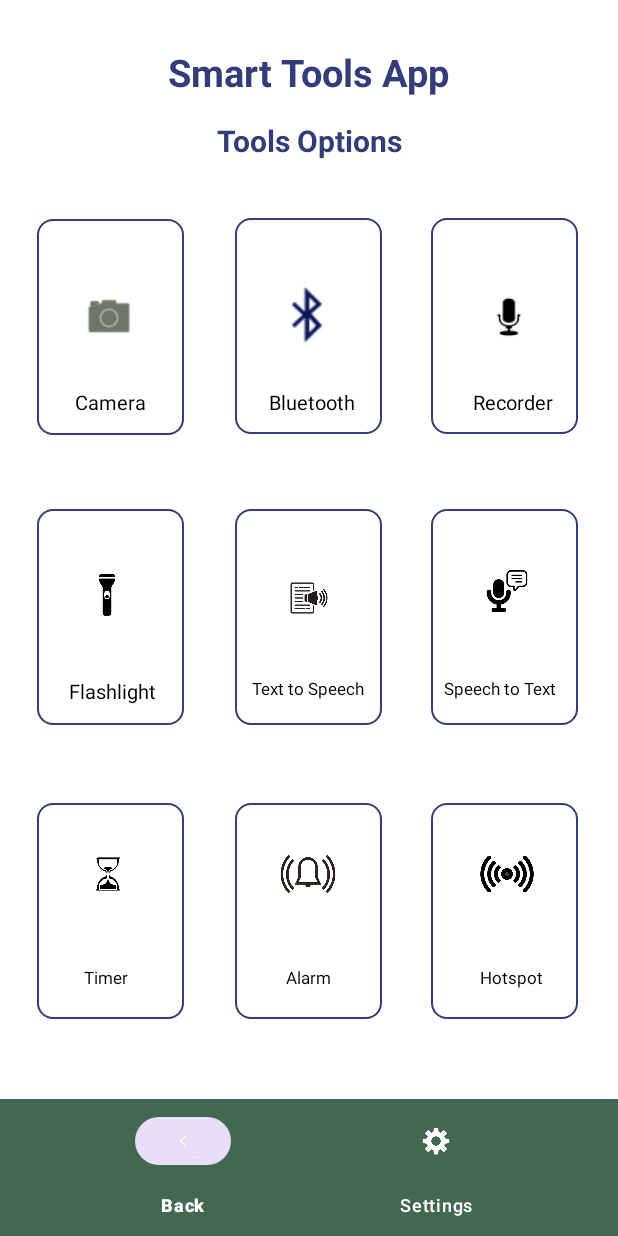
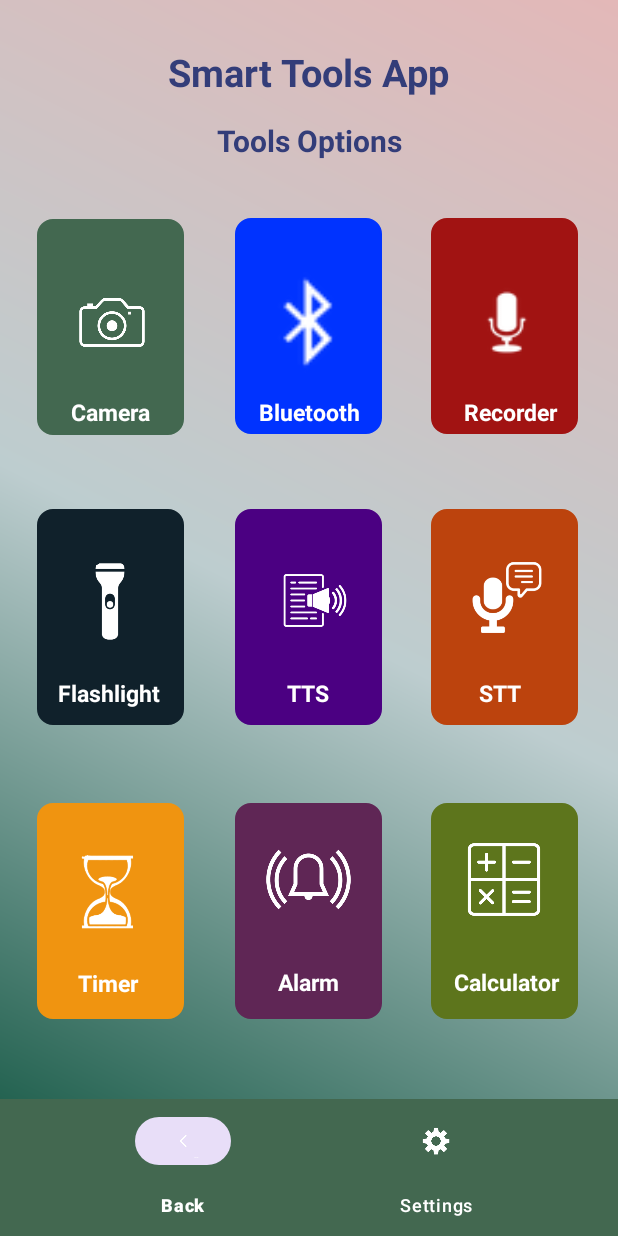
Before and after one commit to nzlgrce/TOOLS_APP, an Android app: the screen it shows after launch (MainActivity), on a phone screen of 412 x 824 dp. Run offline under Robolectric (Android 15) with nearby library versions, the phone set to English and light mode, and no system bars.

Commit message:
initial commit

```diff
--- a/app/build.gradle.kts
+++ b/app/build.gradle.kts
@@ -39,6 +39,7 @@ dependencies {
     implementation(libs.constraintlayout)
     implementation(libs.gridlayout)
     implementation(libs.fragment)
+    implementation(libs.cardview)
     testImplementation(libs.junit)
     androidTestImplementation(libs.ext.junit)
     androidTestImplementation(libs.espresso.core)
--- a/app/src/main/AndroidManifest.xml
+++ b/app/src/main/AndroidManifest.xml
@@ -93,6 +93,9 @@
 
         <receiver android:name=".AlarmReceiver" />
 
+        <activity android:name=".CalculatorActivity"
+            android:exported="true" />
+
     </application>
 
 </manifest>
--- a/app/src/main/java/com/example/uttoapp/MainActivity.java
+++ b/app/src/main/java/com/example/uttoapp/MainActivity.java
@@ -92,5 +92,10 @@ public class MainActivity extends AppCompatActivity {
             startActivity(intent);
         });
 
+        ImageButton hotspotBtn = findViewById(R.id.imageButtonCalculator);
+        hotspotBtn.setOnClickListener(v -> {
+            Intent intent = new Intent(MainActivity.this, CalculatorActivity.class);
+            startActivity(intent);
+        });
     }
 }
--- /dev/null
+++ b/app/src/main/res/drawable/gradient_background.xml
@@ -0,0 +1,11 @@
+<?xml version="1.0" encoding="utf-8"?>
+<shape xmlns:android="http://schemas.android.com/apk/res/android"
+    android:shape="rectangle">
+
+    <!-- Gradient colors -->
+    <gradient
+        android:startColor="#034C36"
+        android:centerColor="#BDCDCF"
+        android:endColor="#E3B8B8"
+        android:angle="45"/>
+</shape>
--- a/app/src/main/res/layout/activity_main.xml
+++ b/app/src/main/res/layout/activity_main.xml
@@ -5,7 +5,7 @@
     android:id="@+id/main"
     android:layout_width="match_parent"
     android:layout_height="match_parent"
-    android:background="@color/white"
+    android:background="@drawable/gradient_background"
     tools:context=".MainActivity">
 
 
@@ -62,6 +62,7 @@
         android:id="@+id/viewBluetooth"
         android:layout_width="98dp"
         android:layout_height="144dp"
+        android:backgroundTint="#0033FF"
         android:background="@drawable/rounded_border"
         app:layout_constraintBottom_toBottomOf="parent"
         app:layout_constraintEnd_toEndOf="parent"
@@ -74,41 +75,41 @@
 
     <ImageButton
         android:id="@+id/imageButtonBluetooth"
-        android:layout_width="55dp"
-        android:layout_height="49dp"
+        android:layout_width="97dp"
+        android:layout_height="74dp"
         android:background="@android:color/transparent"
         android:contentDescription="@string/bluetooth"
         android:padding="3dp"
         android:scaleType="fitCenter"
         app:layout_constraintBottom_toBottomOf="parent"
         app:layout_constraintEnd_toEndOf="parent"
-        app:layout_constraintHorizontal_bias="0.497"
         app:layout_constraintStart_toStartOf="parent"
         app:layout_constraintTop_toTopOf="parent"
-        app:layout_constraintVertical_bias="0.239"
+        app:layout_constraintVertical_bias="0.237"
         app:srcCompat="@android:drawable/stat_sys_data_bluetooth"
-        app:tint="#0A1557" />
+        app:tint="@color/white" />
 
     <TextView
         android:id="@+id/textViewBluetooth"
-        android:layout_width="103dp"
-        android:layout_height="23dp"
+        android:layout_width="107dp"
+        android:layout_height="21dp"
         android:layout_marginTop="16dp"
         android:text="@string/name_bt_option"
         android:textAlignment="center"
-        android:textColor="@color/black"
-        android:textSize="13sp"
+        android:textColor="@color/white"
+        android:textSize="15sp"
+        android:textStyle="bold"
         app:layout_constraintBottom_toBottomOf="parent"
         app:layout_constraintEnd_toEndOf="parent"
-        app:layout_constraintHorizontal_bias="0.506"
         app:layout_constraintStart_toStartOf="parent"
         app:layout_constraintTop_toTopOf="parent"
-        app:layout_constraintVertical_bias="0.309" />
+        app:layout_constraintVertical_bias="0.315" />
 
     <View
         android:id="@+id/viewCamera"
         android:layout_width="98dp"
         android:layout_height="144dp"
+        android:backgroundTint="#436850"
         android:background="@drawable/rounded_border"
         app:layout_constraintBottom_toBottomOf="parent"
         app:layout_constraintEnd_toEndOf="parent"
@@ -121,41 +122,43 @@
 
     <ImageButton
         android:id="@+id/imageCameraButton"
-        android:layout_width="57dp"
-        android:layout_height="52dp"
+        android:layout_width="97dp"
+        android:layout_height="74dp"
         android:background="@android:color/transparent"
         android:contentDescription="Camera"
         android:padding="8dp"
         android:scaleType="fitCenter"
         app:layout_constraintBottom_toBottomOf="parent"
         app:layout_constraintEnd_toEndOf="parent"
-        app:layout_constraintHorizontal_bias="0.124"
+        app:layout_constraintHorizontal_bias="0.082"
         app:layout_constraintStart_toStartOf="parent"
         app:layout_constraintTop_toTopOf="parent"
-        app:layout_constraintVertical_bias="0.24"
-        app:srcCompat="@android:drawable/ic_menu_camera"
-        app:tint="#0E1804" />
+        app:layout_constraintVertical_bias="0.237"
+        app:srcCompat="@drawable/camera"
+        app:tint="@color/white" />
 
     <TextView
         android:id="@+id/textViewCamera"
-        android:layout_width="98dp"
-        android:layout_height="23dp"
+        android:layout_width="97dp"
+        android:layout_height="21dp"
         android:layout_marginTop="16dp"
         android:text="Camera"
         android:textAlignment="center"
-        android:textColor="@color/black"
-        android:textSize="13sp"
+        android:textColor="@color/white"
+        android:textSize="15sp"
+        android:textStyle="bold"
         app:layout_constraintBottom_toBottomOf="parent"
         app:layout_constraintEnd_toEndOf="parent"
         app:layout_constraintHorizontal_bias="0.079"
         app:layout_constraintStart_toStartOf="parent"
         app:layout_constraintTop_toTopOf="parent"
-        app:layout_constraintVertical_bias="0.309" />
+        app:layout_constraintVertical_bias="0.315" />
 
     <View
         android:id="@+id/viewRecorder"
         android:layout_width="98dp"
         android:layout_height="144dp"
+        android:backgroundTint="#A11312"
         android:background="@drawable/rounded_border"
         app:layout_constraintBottom_toBottomOf="parent"
         app:layout_constraintEnd_toEndOf="parent"
@@ -163,26 +166,25 @@
         app:layout_constraintHorizontal_bias="0.916"
         app:layout_constraintStart_toStartOf="parent"
         app:layout_constraintTop_toTopOf="parent"
-
         app:layout_constraintVertical_bias="0.214"
         app:layout_constraintWidth_percent="0.8" />
 
     <ImageButton
         android:id="@+id/imageRecorderButton"
-        android:layout_width="52dp"
-        android:layout_height="53dp"
+        android:layout_width="97dp"
+        android:layout_height="74dp"
         android:background="@android:color/transparent"
         android:contentDescription="Recorder"
         android:padding="8dp"
         android:scaleType="fitCenter"
         app:layout_constraintBottom_toBottomOf="parent"
         app:layout_constraintEnd_toEndOf="parent"
-        app:layout_constraintHorizontal_bias="0.871"
+        app:layout_constraintHorizontal_bias="0.92"
         app:layout_constraintStart_toStartOf="parent"
         app:layout_constraintTop_toTopOf="parent"
-        app:layout_constraintVertical_bias="0.24"
+        app:layout_constraintVertical_bias="0.237"
         app:srcCompat="@android:drawable/ic_btn_speak_now"
-        app:tint="@color/black" />
+        app:tint="@color/white" />
 
     <TextView
         android:id="@+id/textViewRecorder"
@@ -191,19 +193,21 @@
         android:layout_marginTop="16dp"
         android:text="Recorder"
         android:textAlignment="center"
-        android:textColor="@color/black"
-        android:textSize="13sp"
+        android:textColor="@color/white"
+        android:textSize="15sp"
+        android:textStyle="bold"
         app:layout_constraintBottom_toBottomOf="parent"
         app:layout_constraintEnd_toEndOf="parent"
-        app:layout_constraintHorizontal_bias="0.919"
+        app:layout_constraintHorizontal_bias="0.916"
         app:layout_constraintStart_toStartOf="parent"
         app:layout_constraintTop_toTopOf="parent"
-        app:layout_constraintVertical_bias="0.309" />
+        app:layout_constraintVertical_bias="0.316" />
 
     <View
         android:id="@+id/viewFlashlight"
         android:layout_width="98dp"
         android:layout_height="144dp"
+        android:backgroundTint="#10212B"
         android:background="@drawable/rounded_border"
         app:layout_constraintBottom_toBottomOf="parent"
         app:layout_constraintEnd_toEndOf="parent"
@@ -216,12 +220,13 @@
 
     <ImageButton
         android:id="@+id/imageButtonFlashlight"
-        android:layout_width="56dp"
-        android:layout_height="48dp"
+        android:layout_width="97dp"
+        android:layout_height="74dp"
         android:background="@android:color/transparent"
         android:contentDescription="@string/flashlight"
         android:padding="8dp"
         android:scaleType="fitCenter"
+        app:tint="@color/white"
         app:layout_constraintBottom_toBottomOf="@+id/viewFlashlight"
         app:layout_constraintEnd_toEndOf="@+id/viewFlashlight"
         app:layout_constraintHorizontal_bias="0.452"
@@ -237,11 +242,12 @@
         android:layout_marginTop="16dp"
         android:text="Flashlight"
         android:textAlignment="center"
-        android:textColor="@color/black"
-        android:textSize="13sp"
+        android:textColor="@color/white"
+        android:textSize="15sp"
+        android:textStyle="bold"
         app:layout_constraintBottom_toBottomOf="parent"
         app:layout_constraintEnd_toEndOf="parent"
-        app:layout_constraintHorizontal_bias="0.095"
+        app:layout_constraintHorizontal_bias="0.089"
         app:layout_constraintStart_toStartOf="parent"
         app:layout_constraintTop_toTopOf="parent"
         app:layout_constraintVertical_bias="0.554" />
@@ -250,6 +256,7 @@
         android:id="@+id/viewTexttoSpeech"
         android:layout_width="98dp"
         android:layout_height="144dp"
+        android:backgroundTint="#4B0082"
         android:background="@drawable/rounded_border"
         app:layout_constraintBottom_toBottomOf="parent"
         app:layout_constraintEnd_toEndOf="parent"
@@ -262,27 +269,30 @@
 
     <ImageButton
         android:id="@+id/imageButtonTextToSpeech"
-        android:layout_width="57dp"
-        android:layout_height="57dp"
+        android:layout_width="97dp"
+        android:layout_height="103dp"
         android:background="@android:color/transparent"
         android:contentDescription="Text to Speech"
         android:scaleType="fitCenter"
         app:layout_constraintBottom_toBottomOf="parent"
         app:layout_constraintEnd_toEndOf="parent"
+        app:layout_constraintHorizontal_bias="0.512"
         app:layout_constraintStart_toStartOf="parent"
         app:layout_constraintTop_toTopOf="parent"
-        app:layout_constraintVertical_bias="0.483"
-        app:srcCompat="@drawable/text_to_speech_icon" />
+        app:layout_constraintVertical_bias="0.484"
+        app:srcCompat="@drawable/text_to_speech_icon"
+        app:tint="@color/white" />
 
     <TextView
         android:id="@+id/textViewTextSpeech"
         android:layout_width="88dp"
         android:layout_height="22dp"
         android:layout_marginTop="16dp"
-        android:text="Text to Speech"
+        android:text="TTS"
         android:textAlignment="center"
-        android:textColor="@color/black"
-        android:textSize="11sp"
+        android:textColor="@color/white"
+        android:textSize="15sp"
+        android:textStyle="bold"
         app:layout_constraintBottom_toBottomOf="parent"
         app:layout_constraintEnd_toEndOf="parent"
         app:layout_constraintHorizontal_bias="0.498"
@@ -294,6 +304,7 @@
         android:id="@+id/viewSpeechtoText"
         android:layout_width="98dp"
         android:layout_height="144dp"
+        android:backgroundTint="#BC430D"
         android:background="@drawable/rounded_border"
         app:layout_constraintBottom_toBottomOf="parent"
         app:layout_constraintEnd_toEndOf="parent"
@@ -306,18 +317,19 @@
 
     <ImageButton
         android:id="@+id/imageBtnSpeechtoText"
-        android:layout_width="56dp"
-        android:layout_height="48dp"
+        android:layout_width="97dp"
+        android:layout_height="74dp"
         android:background="@android:color/transparent"
         android:contentDescription="Speech to Text"
         android:padding="5dp"
         android:scaleType="fitCenter"
+        app:tint="@color/white"
         app:layout_constraintBottom_toBottomOf="parent"
         app:layout_constraintEnd_toEndOf="parent"
-        app:layout_constraintHorizontal_bias="0.87"
+        app:layout_constraintHorizontal_bias="0.92"
         app:layout_constraintStart_toStartOf="parent"
         app:layout_constraintTop_toTopOf="parent"
-        app:layout_constraintVertical_bias="0.477"
+        app:layout_constraintVertical_bias="0.482"
         app:srcCompat="@drawable/speech_to_text" />
 
     <TextView
@@ -325,10 +337,11 @@
         android:layout_width="88dp"
         android:layout_height="22dp"
         android:layout_marginTop="16dp"
-        android:text="Speech to Text"
+        android:text="STT"
         android:textAlignment="center"
-        android:textColor="@color/black"
-        android:textSize="11sp"
+        android:textColor="@color/white"
+        android:textSize="15sp"
+        android:textStyle="bold"
         app:layout_constraintBottom_toBottomOf="parent"
         app:layout_constraintEnd_toEndOf="parent"
         app:layout_constraintHorizontal_bias="0.894"
@@ -340,6 +353,7 @@
         android:id="@+id/viewTimer"
         android:layout_width="98dp"
         android:layout_height="144dp"
+        android:backgroundTint="#F09410"
         android:background="@drawable/rounded_border"
         app:layout_constraintBottom_toBottomOf="parent"
         app:layout_constraintEnd_toEndOf="parent"
@@ -353,19 +367,20 @@
 
     <ImageButton
         android:id="@+id/imageButtonTimer"
-        android:layout_width="56dp"
-        android:layout_height="48dp"
+        android:layout_width="98dp"
+        android:layout_height="89dp"
         android:background="@android:color/transparent"
         android:contentDescription="Timer"
-        android:padding="6dp"
+        android:padding="5dp"
         android:scaleType="fitCenter"
         app:layout_constraintBottom_toBottomOf="parent"
         app:layout_constraintEnd_toEndOf="parent"
-        app:layout_constraintHorizontal_bias="0.123"
+        app:layout_constraintHorizontal_bias="0.073"
         app:layout_constraintStart_toStartOf="parent"
         app:layout_constraintTop_toTopOf="parent"
-        app:layout_constraintVertical_bias="0.72"
-        app:srcCompat="@drawable/timer_app" />
+        app:layout_constraintVertical_bias="0.749"
+        app:srcCompat="@drawable/timer_app"
+        app:tint="@color/white" />
 
     <TextView
         android:id="@+id/textViewTimer"
@@ -374,19 +389,21 @@
         android:layout_marginTop="16dp"
         android:text="Timer"
         android:textAlignment="center"
-        android:textColor="@color/black"
-        android:textSize="11sp"
+        android:textColor="@color/white"
+        android:textSize="15sp"
+        android:textStyle="bold"
         app:layout_constraintBottom_toBottomOf="parent"
         app:layout_constraintEnd_toEndOf="parent"
-        app:layout_constraintHorizontal_bias="0.078"
+        app:layout_constraintHorizontal_bias="0.081"
         app:layout_constraintStart_toStartOf="parent"
         app:layout_constraintTop_toTopOf="parent"
-        app:layout_constraintVertical_bias="0.798" />
+        app:layout_constraintVertical_bias="0.799" />
 
     <View
         android:id="@+id/viewAlarm"
         android:layout_width="98dp"
         android:layout_height="144dp"
+        android:backgroundTint="#5F2655"
         android:background="@drawable/rounded_border"
         app:layout_constraintBottom_toBottomOf="parent"
         app:layout_constraintEnd_toEndOf="parent"
@@ -399,17 +416,18 @@
 
     <ImageButton
         android:id="@+id/imageButtonAlarm"
-        android:layout_width="56dp"
-        android:layout_height="48dp"
+        android:layout_width="94dp"
+        android:layout_height="74dp"
         android:background="@android:color/transparent"
         android:contentDescription="Alarm"
         android:scaleType="fitCenter"
+        app:tint="@color/white"
         app:layout_constraintBottom_toBottomOf="parent"
         app:layout_constraintEnd_toEndOf="parent"
         app:layout_constraintHorizontal_bias="0.498"
         app:layout_constraintStart_toStartOf="parent"
         app:layout_constraintTop_toTopOf="parent"
-        app:layout_constraintVertical_bias="0.72"
+        app:layout_constraintVertical_bias="0.732"
         app:srcCompat="@drawable/alarm_app" />
 
     <TextView
@@ -419,8 +437,9 @@
         android:layout_marginTop="16dp"
         android:text="Alarm"
         android:textAlignment="center"
-        android:textColor="@color/black"
-        android:textSize="11sp"
+        android:textColor="@color/white"
+        android:textSize="15sp"
+        android:textStyle="bold"
         app:layout_constraintBottom_toBottomOf="parent"
         app:layout_constraintEnd_toEndOf="parent"
         app:layout_constraintHorizontal_bias="0.498"
@@ -429,9 +448,10 @@
         app:layout_constraintVertical_bias="0.799" />
 
     <View
-        android:id="@+id/Hotspot"
+        android:id="@+id/Calculator"
         android:layout_width="98dp"
         android:layout_height="144dp"
+        android:backgroundTint="#5D751C"
         android:background="@drawable/rounded_border"
         app:layout_constraintBottom_toBottomOf="parent"
         app:layout_constraintEnd_toEndOf="parent"
@@ -443,36 +463,38 @@
         app:layout_constraintWidth_percent="0.8" />
 
     <ImageButton
-        android:id="@+id/imageButtonHotspot"
-        android:layout_width="56dp"
-        android:layout_height="48dp"
+        android:id="@+id/imageButtonCalculator"
+        android:layout_width="97dp"
+        android:layout_height="74dp"
         android:background="@android:color/transparent"
-        android:contentDescription="HotSpot"
+        android:contentDescription="Calculator"
         android:padding="3dp"
         android:scaleType="fitCenter"
+        app:tint="@color/white"
         app:layout_constraintBottom_toBottomOf="parent"
         app:layout_constraintEnd_toEndOf="parent"
-        app:layout_constraintHorizontal_bias="0.87"
+        app:layout_constraintHorizontal_bias="0.914"
         app:layout_constraintStart_toStartOf="parent"
         app:layout_constraintTop_toTopOf="parent"
-        app:layout_constraintVertical_bias="0.72"
-        app:srcCompat="@drawable/hotspot_app" />
+        app:layout_constraintVertical_bias="0.732"
+        app:srcCompat="@drawable/calculator_app" />
 
     <TextView
-        android:id="@+id/textViewHotspot"
-        android:layout_width="88dp"
-        android:layout_height="22dp"
+        android:id="@+id/textViewCalculator"
+        android:layout_width="93dp"
+        android:layout_height="23dp"
         android:layout_marginTop="16dp"
-        android:text="Hotspot"
+        android:text="Calculator"
         android:textAlignment="center"
-        android:textColor="@color/black"
-        android:textSize="11sp"
+        android:textColor="@color/white"
+        android:textSize="15sp"
+        android:textStyle="bold"
         app:layout_constraintBottom_toBottomOf="parent"
         app:layout_constraintEnd_toEndOf="parent"
-        app:layout_constraintHorizontal_bias="0.916"
+        app:layout_constraintHorizontal_bias="0.913"
         app:layout_constraintStart_toStartOf="parent"
         app:layout_constraintTop_toTopOf="parent"
-        app:layout_constraintVertical_bias="0.799" />
+        app:layout_constraintVertical_bias="0.8" />
 
 
 </androidx.constraintlayout.widget.ConstraintLayout>
--- a/gradle/libs.versions.toml
+++ b/gradle/libs.versions.toml
@@ -11,6 +11,7 @@ activity = "1.11.0"
 constraintlayout = "2.2.1"
 gridlayout = "1.1.0"
 fragment = "1.8.9"
+cardview = "1.0.0"
 
 [libraries]
 audiovisualizer = { module = "com.chibde:audiovisualizer", version.ref = "audiovisualizer" }
@@ -24,6 +25,7 @@ activity = { group = "androidx.activity", name = "activity", version.ref = "acti
 constraintlayout = { group = "androidx.constraintlayout", name = "constraintlayout", version.ref = "constraintlayout" }
 gridlayout = { group = "androidx.gridlayout", name = "gridlayout", version.ref = "gridlayout" }
 fragment = { group = "androidx.fragment", name = "fragment", version.ref = "fragment" }
+cardview = { group = "androidx.cardview", name = "cardview", version.ref = "cardview" }
 
 [plugins]
 android-application = { id = "com.android.application", version.ref = "agp" }
```
Also changed, not shown: app/src/main/java/com/example/uttoapp/CalculatorActivity.java (added, +177 -0 lines), app/src/main/res/layout/activity_calculator.xml (added, +130 -0 lines), app/src/main/res/values/themes.xml (+9 -0 lines), app/src/main/res/drawable/camera.png (added).
